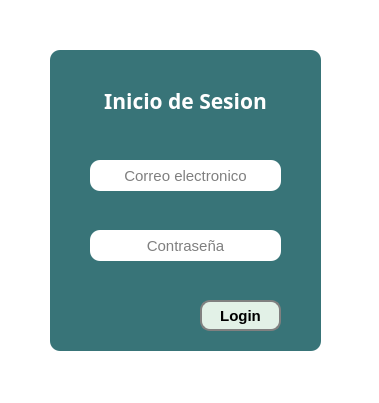
Old version of the form interface/login.ui in the repository RicardoSRazura/project-control-escolar.
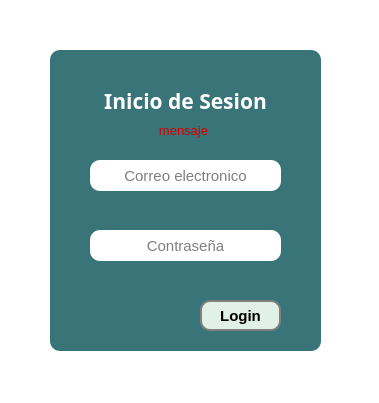
New version of the form.

Commit message: Añadido de login y ventana principal

The edit to the form file:
```diff
--- a/interface/login.ui
+++ b/interface/login.ui
@@ -154,6 +154,31 @@
      <bool>false</bool>
     </property>
    </widget>
+   <widget class="QLabel" name="lbMensaje">
+    <property name="geometry">
+     <rect>
+      <x>48</x>
+      <y>70</y>
+      <width>171</width>
+      <height>20</height>
+     </rect>
+    </property>
+    <property name="font">
+     <font>
+      <family>Arial</family>
+      <pointsize>10</pointsize>
+     </font>
+    </property>
+    <property name="styleSheet">
+     <string notr="true">color: rgb(214, 0, 0);</string>
+    </property>
+    <property name="text">
+     <string>mensaje</string>
+    </property>
+    <property name="alignment">
+     <set>Qt::AlignCenter</set>
+    </property>
+   </widget>
   </widget>
  </widget>
  <resources/>
```
The commit also changes 13 other files.
